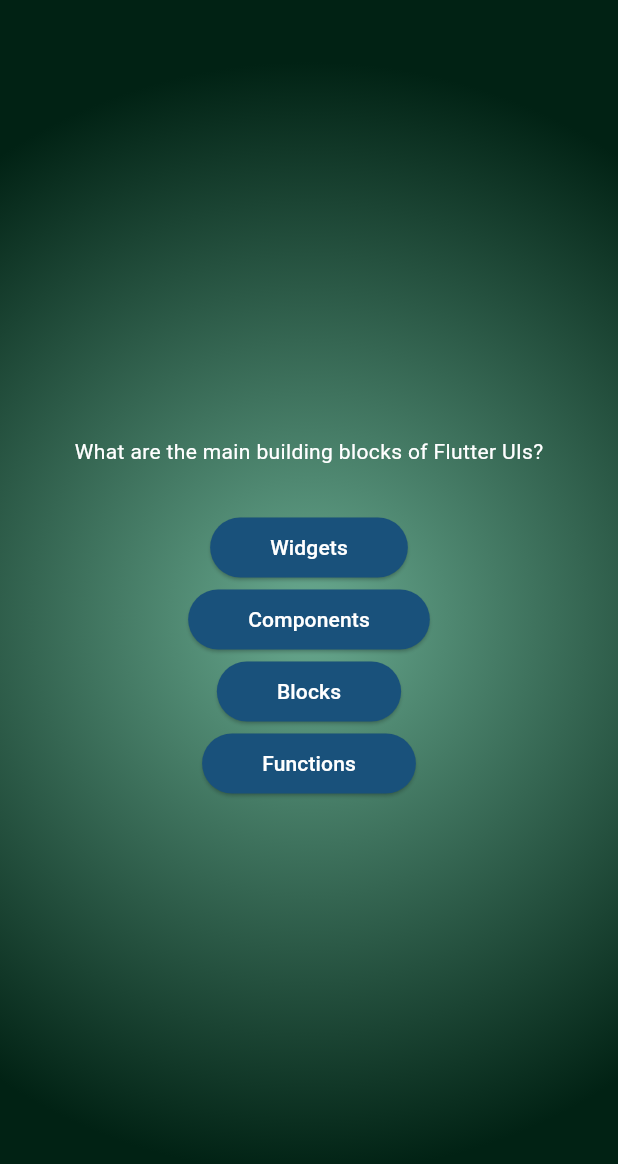
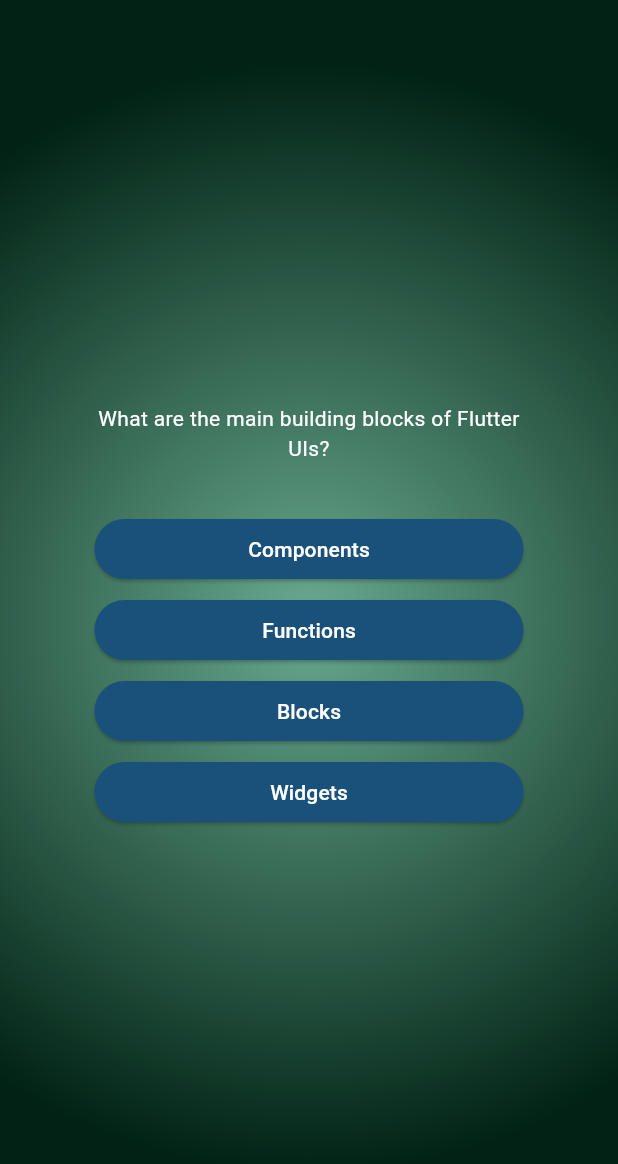
Before and after one commit to Bardatsky/quizz_app2, a Flutter app: the screen it shows after launch, after a tap on "Start quiz!", on a phone screen of 412 x 824 dp. Shown: the top 1164 px of the screen. Run offline on Flutter 3.47's test engine with Material 3 defaults, Android fonts, the phone set to English and light mode, and no system bars.

Commit message:
added shuffled list of answers function

```diff
--- a/lib/answer_button.dart
+++ b/lib/answer_button.dart
@@ -12,7 +12,9 @@
 
   @override
   Widget build(BuildContext context) {
-    return ElevatedButton(
+    return Container(
+      margin: const EdgeInsets.all(3),
+      child: ElevatedButton(
         onPressed: onTap,
         style: ElevatedButton.styleFrom(
           padding: const EdgeInsets.symmetric( vertical: 10, horizontal: 40),
@@ -22,6 +24,7 @@
             borderRadius: BorderRadius.circular(40),
           )),
         child: Text(answerText),
+      ),
     );
   }
 }
--- a/lib/models/quiz_question.dart
+++ b/lib/models/quiz_question.dart
@@ -3,4 +3,10 @@
 
   final String text;
   final List<String> answers;
+
+  List<String> getShuffledAnswers() {
+    final shuffledList = List.of(answers);
+    shuffledList.shuffle();
+    return shuffledList;
+  }
 }
--- a/lib/questions_screen.dart
+++ b/lib/questions_screen.dart
@@ -18,10 +18,15 @@
 
     return SizedBox(
       width: double.infinity,
+      child: Container(
+        margin: const EdgeInsets.all(60),
         child: Column(
           mainAxisAlignment: MainAxisAlignment.center,
+          crossAxisAlignment: CrossAxisAlignment.stretch,
+
           children: [
             Text(
+              textAlign: TextAlign.center,
               currentQuestion.text,
               style: const TextStyle(color: Colors.white),
             ),
@@ -29,11 +34,12 @@
               height: 30,
             ),
             //generate the list of buttons with number of "answer" items.
-          ...currentQuestion.answers.map((answer){
+            ...currentQuestion.getShuffledAnswers().map((answer){
               return AnswerButton(answerText: answer, onTap: (){});
             }),
           ],
         ),
+      ),
     );
   }
 }
```
Lines whose indentation alone changed are shown as unchanged.
